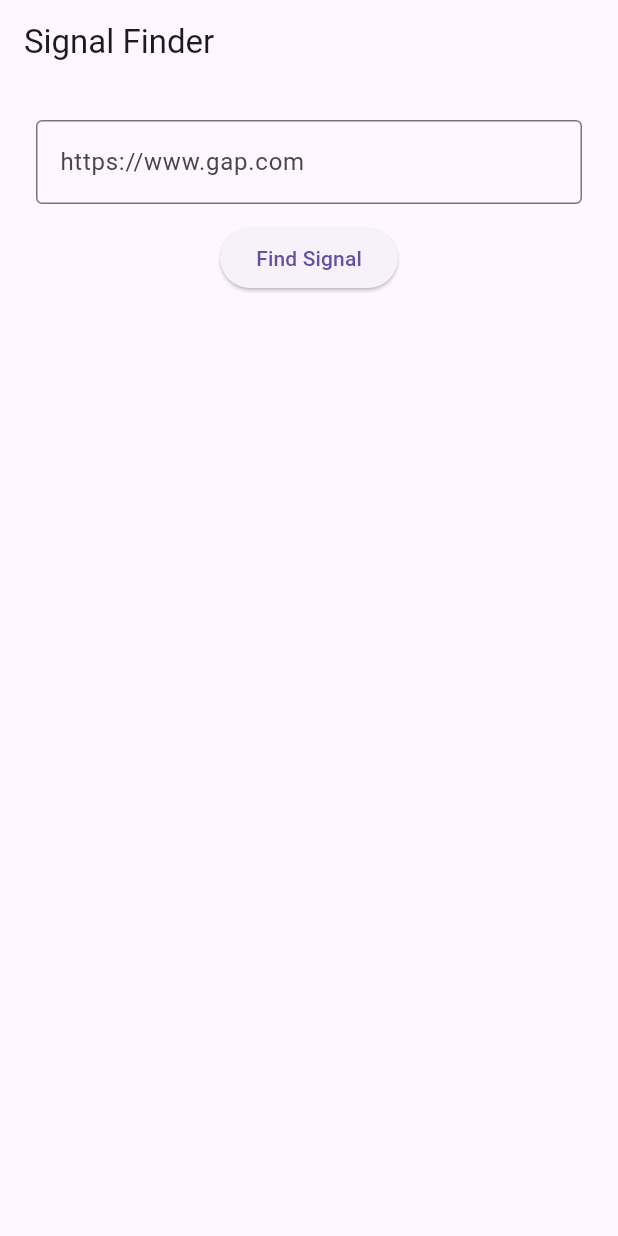
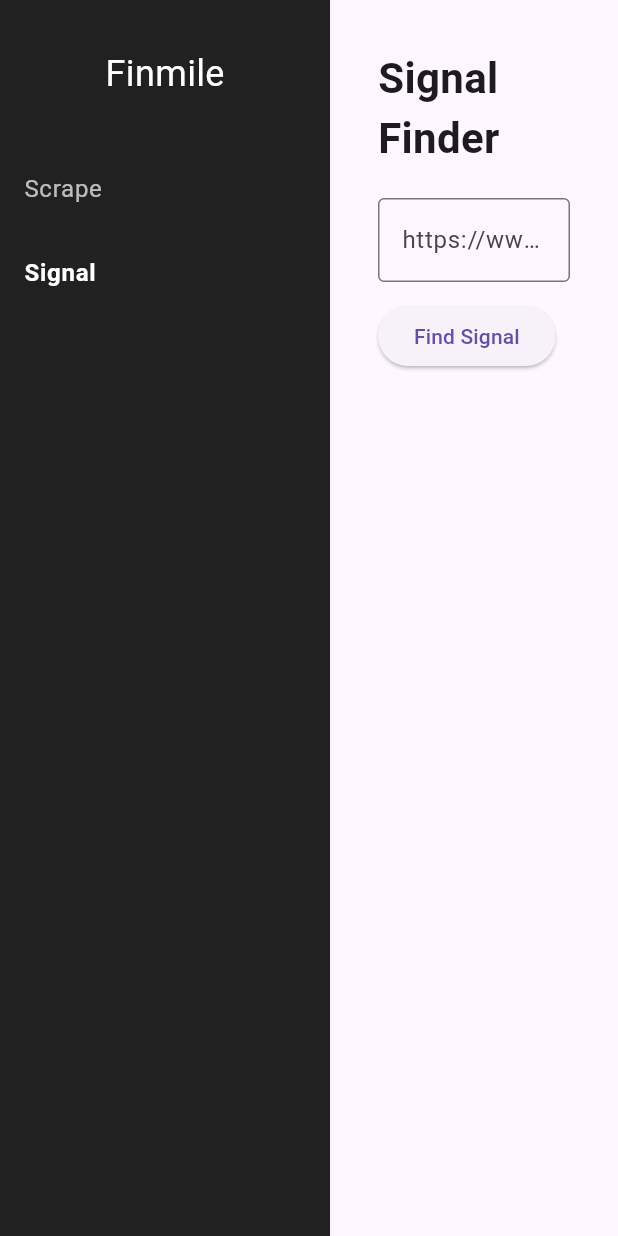
Before and after one commit to pipgdm/gtm-web-app, a Flutter app: the screen it shows after launch, on a phone screen of 412 x 824 dp. Run offline on Flutter 3.47's test engine with Material 3 defaults, Android fonts, the phone set to English and light mode, and no system bars.

Commit message:
add dashboard with sidebar + signal page

```diff
--- a/lib/main.dart
+++ b/lib/main.dart
@@ -1,5 +1,5 @@
 import 'package:flutter/material.dart';
-import 'screens/signal_page.dart';
+import 'screens/dashboard_page.dart';
 
 void main() {
   runApp(const MyApp());
@@ -12,7 +12,7 @@ class MyApp extends StatelessWidget {
   Widget build(BuildContext context) {
     return const MaterialApp(
       debugShowCheckedModeBanner: false,
-      home: SignalPage(),
+      home: DashboardPage(),
     );
   }
 }
--- /dev/null
+++ b/lib/screens/dashboard_page.dart
@@ -0,0 +1,70 @@
+import 'package:flutter/material.dart';
+import 'signal_page.dart';
+
+class DashboardPage extends StatefulWidget {
+  const DashboardPage({super.key});
+
+  @override
+  State<DashboardPage> createState() => _DashboardPageState();
+}
+
+class _DashboardPageState extends State<DashboardPage> {
+  int selectedIndex = 1;
+
+  @override
+  Widget build(BuildContext context) {
+    final pages = [
+      const Center(child: Text('Scrape page coming soon')),
+      const SignalPageContent(),
+    ];
+
+    return Scaffold(
+      body: Row(
+        children: [
+          Container(
+            width: 220,
+            color: Colors.black87,
+            child: Column(
+              children: [
+                const SizedBox(height: 32),
+                const Text(
+                  'Finmile',
+                  style: TextStyle(color: Colors.white, fontSize: 24),
+                ),
+                const SizedBox(height: 32),
+                _navItem('Scrape', 0),
+                _navItem('Signal', 1),
+              ],
+            ),
+          ),
+          Expanded(
+            child: Padding(
+              padding: const EdgeInsets.all(32),
+              child: pages[selectedIndex],
+            ),
+          ),
+        ],
+      ),
+    );
+  }
+
+  Widget _navItem(String title, int index) {
+    final isSelected = selectedIndex == index;
+
+    return ListTile(
+      title: Text(
+        title,
+        style: TextStyle(
+          color: isSelected ? Colors.white : Colors.white70,
+          fontWeight: isSelected ? FontWeight.bold : FontWeight.normal,
+        ),
+      ),
+      selected: isSelected,
+      onTap: () {
+        setState(() {
+          selectedIndex = index;
+        });
+      },
+    );
+  }
+}
--- a/lib/screens/signal_page.dart
+++ b/lib/screens/signal_page.dart
@@ -2,14 +2,14 @@ import 'dart:convert';
 import 'package:flutter/material.dart';
 import 'package:http/http.dart' as http;
 
-class SignalPage extends StatefulWidget {
-  const SignalPage({super.key});
+class SignalPageContent extends StatefulWidget {
+  const SignalPageContent({super.key});
 
   @override
-  State<SignalPage> createState() => _SignalPageState();
+  State<SignalPageContent> createState() => _SignalPageContentState();
 }
 
-class _SignalPageState extends State<SignalPage> {
+class _SignalPageContentState extends State<SignalPageContent> {
   final TextEditingController _controller = TextEditingController();
   bool _loading = false;
   Map<String, dynamic>? _result;
@@ -51,12 +51,15 @@ class _SignalPageState extends State<SignalPage> {
 
   @override
   Widget build(BuildContext context) {
-    return Scaffold(
-      appBar: AppBar(title: const Text("Signal Finder")),
-      body: Padding(
-        padding: const EdgeInsets.all(24),
-        child: Column(
+    return Column(
+      crossAxisAlignment: CrossAxisAlignment.start,
       children: [
+        const Text(
+          "Signal Finder",
+          style: TextStyle(fontSize: 28, fontWeight: FontWeight.bold),
+        ),
+        const SizedBox(height: 20),
+
         TextField(
           controller: _controller,
           decoration: const InputDecoration(
@@ -64,11 +67,14 @@ class _SignalPageState extends State<SignalPage> {
             border: OutlineInputBorder(),
           ),
         ),
+
         const SizedBox(height: 12),
+
         ElevatedButton(
           onPressed: _loading ? null : fetchSignal,
           child: Text(_loading ? "Loading..." : "Find Signal"),
         ),
+
         const SizedBox(height: 20),
 
         if (_error != null)
@@ -84,7 +90,9 @@ class _SignalPageState extends State<SignalPage> {
                     Text(
                       _result!['company'] ?? '',
                       style: const TextStyle(
-                              fontSize: 20, fontWeight: FontWeight.bold),
+                        fontSize: 20,
+                        fontWeight: FontWeight.bold,
+                      ),
                     ),
                     const SizedBox(height: 10),
                     Text("Signal: ${_result!['signal']}"),
@@ -98,8 +106,6 @@ class _SignalPageState extends State<SignalPage> {
             ),
           ),
       ],
-        ),
-      ),
     );
   }
 }
```
Also changed, not shown: 1 other file. Lines whose indentation alone changed are shown as unchanged.
